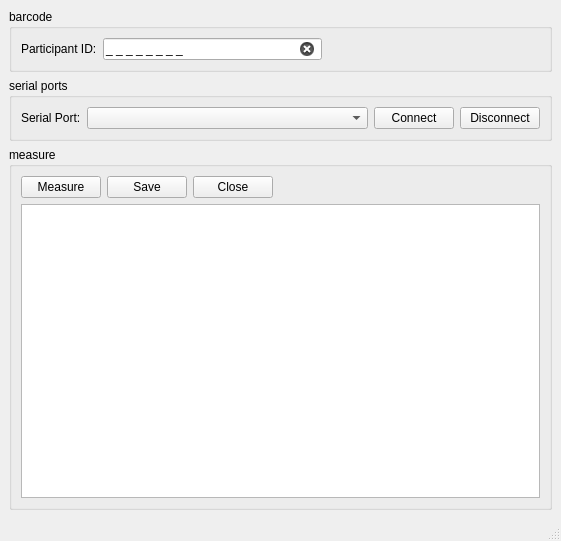
Above: src/prototype/Audiometer/MainWindow.ui from inglis-dl/cypress before the change. Below: the same form after it.
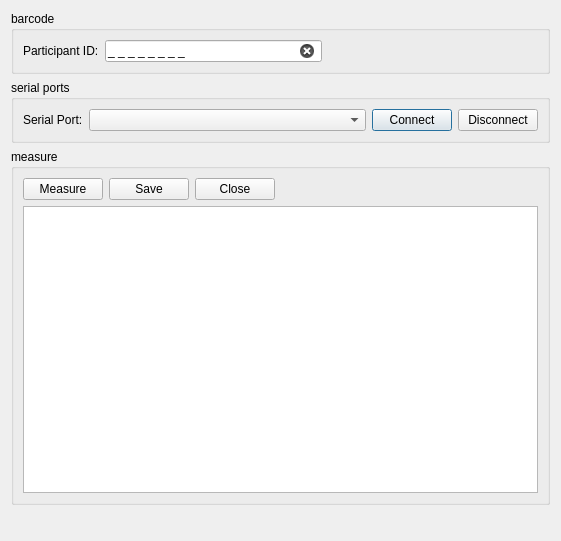
That is the form after the change.

Commit message: WIP: refactor mainwindow to dialog - refactoring use of QMainWindow to QDialog

```diff
--- a/src/prototype/Audiometer/MainWindow.ui
+++ b/src/prototype/Audiometer/MainWindow.ui
@@ -1,7 +1,7 @@
 <?xml version="1.0" encoding="UTF-8"?>
 <ui version="4.0">
  <class>MainWindow</class>
- <widget class="QMainWindow" name="MainWindow">
+ <widget class="QDialog" name="MainWindow">
   <property name="geometry">
    <rect>
     <x>0</x>
@@ -13,7 +13,6 @@
   <property name="windowTitle">
    <string>Hearing Measurement</string>
   </property>
-  <widget class="QWidget" name="centralwidget">
    <layout class="QVBoxLayout" name="verticalLayout_2">
     <item>
      <widget class="QGroupBox" name="idGroupBox">
@@ -210,9 +209,14 @@
       </layout>
      </widget>
     </item>
-   </layout>
-  </widget>
-  <widget class="QStatusBar" name="statusBar"/>
+   <item>
+    <widget class="QStatusBar" name="statusBar">
+     <property name="sizeGripEnabled">
+      <bool>false</bool>
+     </property>
+    </widget>
+   </item>
+  </layout>
  </widget>
  <resources/>
  <connections/>
```
Lines whose indentation alone changed are shown as unchanged. The commit also changes 23 other files.
